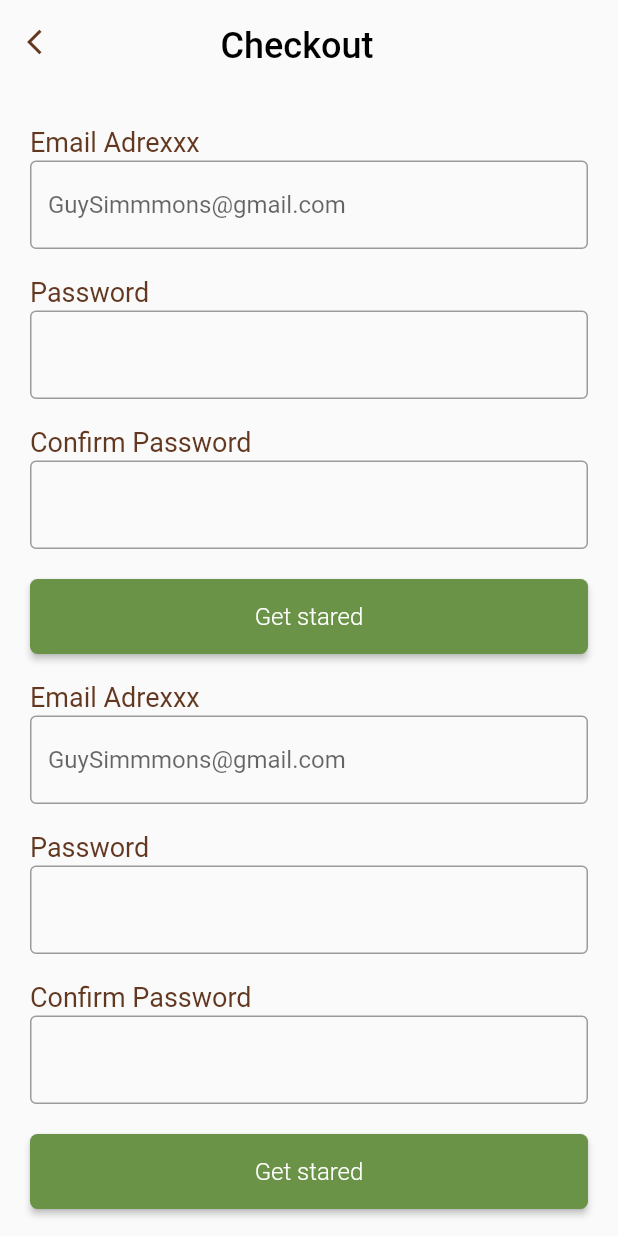
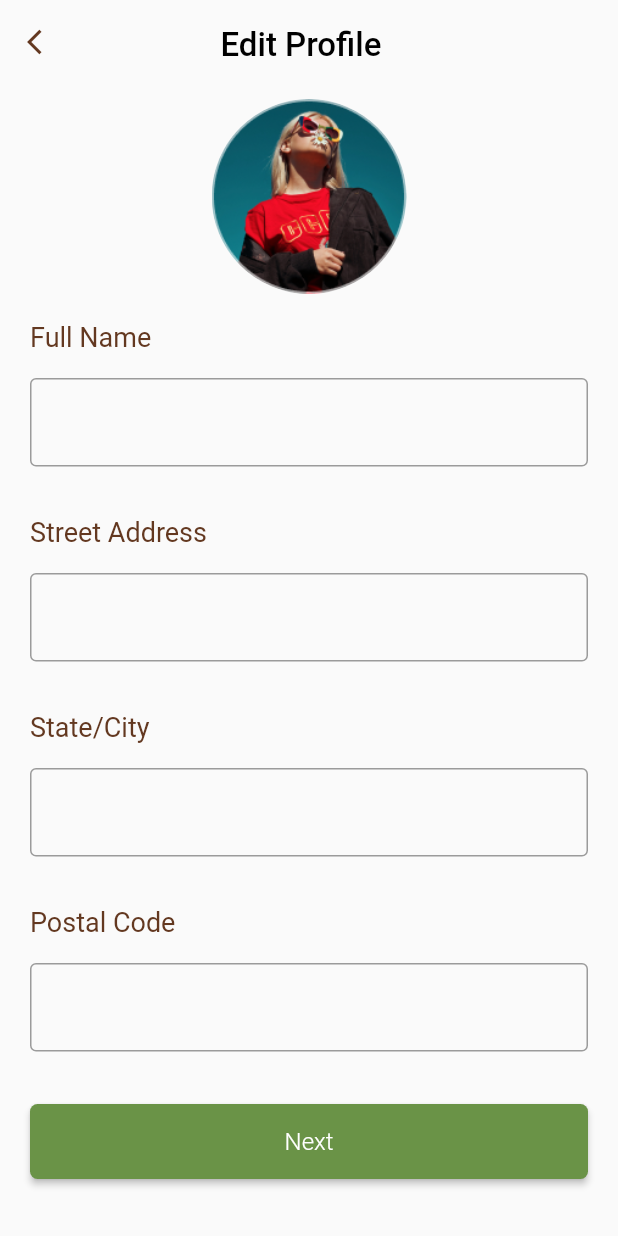
Before and after one commit to Karthik-Sunil-K/Flutter-App-Naturewooden-TATOS, a Flutter app: the screen it shows after launch, on a phone screen of 412 x 824 dp. Run offline on Flutter 3.47's test engine with Material 2 defaults, Android fonts, the phone set to English and light mode, and no system bars; Roboto replaces fonts that are missing (Poppins, SF Pro Text).

Commit message:
edit profile page complete button remains

```diff
--- a/naturewooden/lib/chekoutPage.dart
+++ /dev/null
@@ -1,69 +0,0 @@
-import 'package:flutter/material.dart';
-import 'package:naturewooden/widgets/welcomeText.dart';
-import 'package:naturewooden/widgets/textfieldWidgets.dart';
-import 'package:naturewooden/widgets/logSignButtons.dart';
-
-class ChekoutPage extends StatelessWidget {
-  @override
-  Widget build(BuildContext context) {
-    return MaterialApp(
-      debugShowCheckedModeBanner: false,
-      home: Scaffold(
-        appBar: AppBar(
-          title: Container(
-            width: double.infinity,
-            padding: EdgeInsets.fromLTRB(75, 5, 40, 0),
-            child: Text(
-              'Checkout',
-              style: TextStyle(fontSize: 24, color: Colors.black),
-            ),
-          ),
-          backgroundColor: Color(0xfffffff),
-          elevation: 0,
-          leading: Icon(
-            Icons.arrow_back_ios,
-            color: Color(0xff633820),
-            size: 20.0,
-          ),
-        ),
-        body: ListView(
-          children: [
-            SizedBox(
-              height: 10,
-            ),
-            textFieldHeads(textFieldLabel: 'Email Adrexxx', padTop: 5),
-            textFieldBox(
-                hintTextEmail: 'GuySimmmons@gmail.com',
-                hiding: false,
-                padTop: 5),
-            textFieldHeads(textFieldLabel: 'Password', padTop: 5),
-            textFieldBox(hiding: true, padTop: 5),
-            textFieldHeads(textFieldLabel: 'Confirm Password', padTop: 5),
-            textFieldBox(hiding: true),
-            logSignButton(buttonText: 'Get stared', colorButton: 0xff6A9347),
-             textFieldHeads(textFieldLabel: 'Email Adrexxx', padTop: 5),
-            textFieldBox(
-                hintTextEmail: 'GuySimmmons@gmail.com',
-                hiding: false,
-                padTop: 5),
-            textFieldHeads(textFieldLabel: 'Password', padTop: 5),
-            textFieldBox(hiding: true, padTop: 5),
-            textFieldHeads(textFieldLabel: 'Confirm Password', padTop: 5),
-            textFieldBox(hiding: true),
-            logSignButton(buttonText: 'Get stared', colorButton: 0xff6A9347),
-             textFieldHeads(textFieldLabel: 'Email Adrexxx', padTop: 5),
-            textFieldBox(
-                hintTextEmail: 'GuySimmmons@gmail.com',
-                hiding: false,
-                padTop: 5),
-            textFieldHeads(textFieldLabel: 'Password', padTop: 5),
-            textFieldBox(hiding: true, padTop: 5),
-            textFieldHeads(textFieldLabel: 'Confirm Password', padTop: 5),
-            textFieldBox(hiding: true),
-            logSignButton(buttonText: 'Get stared', colorButton: 0xff6A9347),
-          ],
-        ),
-      ),
-    );
-  }
-}
--- a/naturewooden/lib/main.dart
+++ b/naturewooden/lib/main.dart
@@ -1,9 +1,9 @@
 import 'package:flutter/material.dart';
 import 'package:naturewooden/signUp.dart';
 import 'package:naturewooden/login.dart';
-import 'package:naturewooden/chekoutPage.dart';
+import 'package:naturewooden/profilePage.dart';
 
 
 void main() {
-  runApp(ChekoutPage());
+  runApp(ProfilePage());
 }
--- /dev/null
+++ b/naturewooden/lib/profilePage.dart
@@ -0,0 +1,69 @@
+import 'package:flutter/material.dart';
+import 'package:naturewooden/widgets/welcomeText.dart';
+import 'package:naturewooden/widgets/textfieldWidgets.dart';
+import 'package:naturewooden/widgets/logSignButtons.dart';
+import 'package:naturewooden/widgets/assets.dart';
+
+class ProfilePage extends StatelessWidget {
+  Widget sizeBox15 =  SizedBox(height: 15);
+  Widget sizeBox20  =  SizedBox(height: 15);
+  @override
+  Widget build(BuildContext context) {
+    return MaterialApp(
+      debugShowCheckedModeBanner: false,
+      home: Scaffold(
+        appBar: AppBar(
+          title: Container(
+            width: double.infinity,
+            padding: EdgeInsets.fromLTRB(75, 5, 40, 0),
+            child: Text(
+              'Edit Profile',
+              style: TextStyle(fontSize: 22, color: Colors.black,fontFamily:'Poppins'),
+            ),
+          ),
+          backgroundColor: Color(0xfffffff),
+          elevation: 0,
+          leading: Icon(
+            Icons.arrow_back_ios,
+            color: Color(0xff633820),
+            size: 20.0,
+          ),
+        ),
+        body: ListView(
+          children: [
+            SizedBox(height: 10,),
+            Center(
+              child: Container(
+                height: 130,
+                width: 130,
+                decoration: BoxDecoration(
+                  shape: BoxShape.circle,
+                  image: DecorationImage(image: AssetImage(checkout))
+                  ),
+              ),
+            ),
+            textFieldHeads(textFieldLabel: 'Full Name', padTop: 5),
+            sizeBox15,
+            textFieldBox(hintTextEmail: '', hiding: false, padTop: 5),
+            sizeBox20,
+            textFieldHeads(textFieldLabel: 'Street Address', padTop: 5),
+            sizeBox15,
+            textFieldBox(hintTextEmail: '', hiding: false, padTop: 5),
+            sizeBox20,
+            textFieldHeads(textFieldLabel: 'State/City ', padTop: 5),
+            sizeBox15,
+            textFieldBox(hintTextEmail: '', hiding: false, padTop: 5),
+            sizeBox20,
+            textFieldHeads(textFieldLabel: 'Postal Code', padTop: 5),
+            sizeBox15,
+            textFieldBox(hintTextEmail: '', hiding: false, padTop: 5),
+            sizeBox20,
+            logSignButton(buttonText: 'Next', colorButton: 0xff6A9347),
+            sizeBox20,
+            sizeBox20
+          ],
+        ),
+      ),
+    );
+  }
+}
--- /dev/null
+++ b/naturewooden/lib/widgets/assets.dart
@@ -0,0 +1 @@
+String checkout = 'assets/face/checkout.png';
--- a/naturewooden/pubspec.yaml
+++ b/naturewooden/pubspec.yaml
@@ -46,9 +46,9 @@ flutter:
   uses-material-design: true
 
   # To add assets to your application, add an assets section, like this:
-  # assets:
-  #   - images/a_dot_burr.jpeg
-  #   - images/a_dot_ham.jpeg
+  assets:
+    - assets/face/
+
 
   # An image asset can refer to one or more resolution-specific "variants", see
   # https://flutter.dev/assets-and-images/#resolution-aware.
```
Also changed, not shown: naturewooden/assets/face/checkout.png (added).
